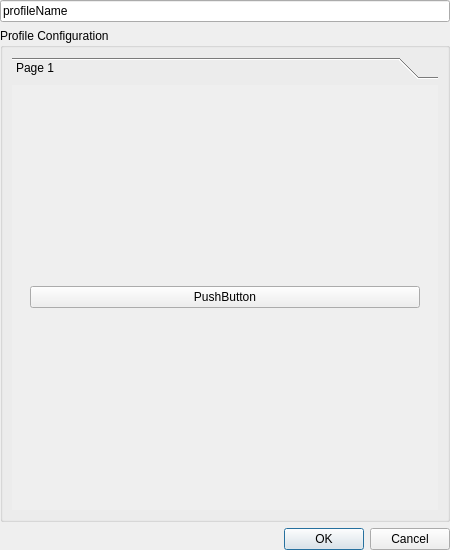
Qt form src/ui/edit/profileEdit.ui (andrevmatos/Librix-ThinClient) before a commit.
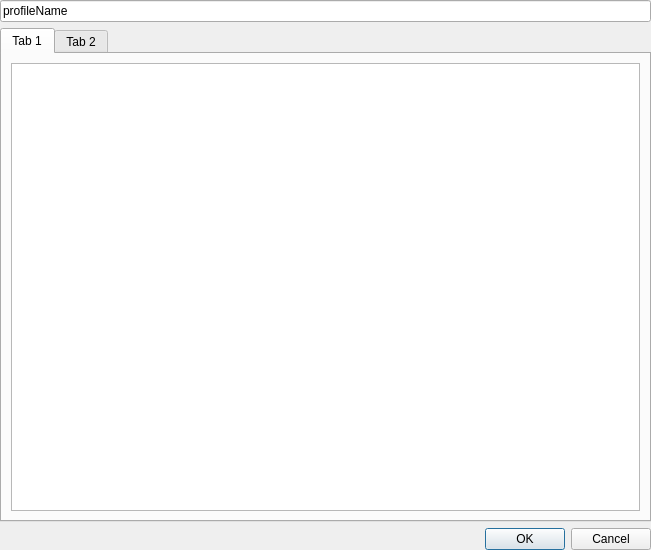
The same form after that commit. Icons and pictures are not drawn.

Commit message:
Implemented tabs of categories and list of modules
Now, modules are shown in a special list widget, with expand widget, to show advanced configurations and descriptions, and categories are tabs, not toolboxes. Increased new profile option, and implemented vertical view of categories in Edit Profile summary.

Diff of the .ui file:
```diff
--- a/src/ui/edit/profileEdit.ui
+++ b/src/ui/edit/profileEdit.ui
@@ -6,7 +6,7 @@
    <rect>
     <x>0</x>
     <y>0</y>
-    <width>450</width>
+    <width>651</width>
     <height>550</height>
    </rect>
   </property>
@@ -28,67 +28,25 @@
     </widget>
    </item>
    <item>
-    <widget class="QGroupBox" name="configBox">
-     <property name="title">
-      <string>Profile Configuration</string>
+    <widget class="QTabWidget" name="classTabs">
+     <property name="currentIndex">
+      <number>0</number>
      </property>
-     <layout class="QVBoxLayout" name="verticalLayout">
-      <item>
-       <widget class="QToolBox" name="configToolBox">
-        <property name="currentIndex">
-         <number>0</number>
-        </property>
-        <widget class="QWidget" name="page">
-         <property name="geometry">
-          <rect>
-           <x>0</x>
-           <y>0</y>
-           <width>426</width>
-           <height>420</height>
-          </rect>
-         </property>
-         <attribute name="label">
-          <string>Page 1</string>
-         </attribute>
-         <layout class="QVBoxLayout" name="verticalLayout_2">
-          <item>
-           <widget class="QScrollArea" name="scrollArea">
-            <property name="frameShape">
-             <enum>QFrame::NoFrame</enum>
-            </property>
-            <property name="widgetResizable">
-             <bool>true</bool>
-            </property>
-            <widget class="QWidget" name="scrollAreaWidgetContents">
-             <property name="geometry">
-              <rect>
-               <x>0</x>
-               <y>0</y>
-               <width>418</width>
-               <height>412</height>
-              </rect>
-             </property>
-             <layout class="QVBoxLayout" name="verticalLayout_3">
-              <item>
-               <widget class="QPushButton" name="pushButton">
-                <property name="text">
-                 <string>PushButton</string>
-                </property>
-                <property name="icon">
-                 <iconset resource="icons/temp_icons.qrc">
-                  <normaloff>:/edit_icon/ok.png</normaloff>:/edit_icon/ok.png</iconset>
-                </property>
-               </widget>
-              </item>
-             </layout>
-            </widget>
-           </widget>
-          </item>
-         </layout>
-        </widget>
-       </widget>
-      </item>
-     </layout>
+     <widget class="QWidget" name="tab">
+      <attribute name="title">
+       <string>Tab 1</string>
+      </attribute>
+      <layout class="QVBoxLayout" name="verticalLayout">
+       <item>
+        <widget class="QListWidget" name="optionsList"/>
+       </item>
+      </layout>
+     </widget>
+     <widget class="QWidget" name="tab_2">
+      <attribute name="title">
+       <string>Tab 2</string>
+      </attribute>
+     </widget>
     </widget>
    </item>
    <item>
```
Left out of the diff: 6 changed lines with no effect on the pictures. The commit also changes 38 other files.
